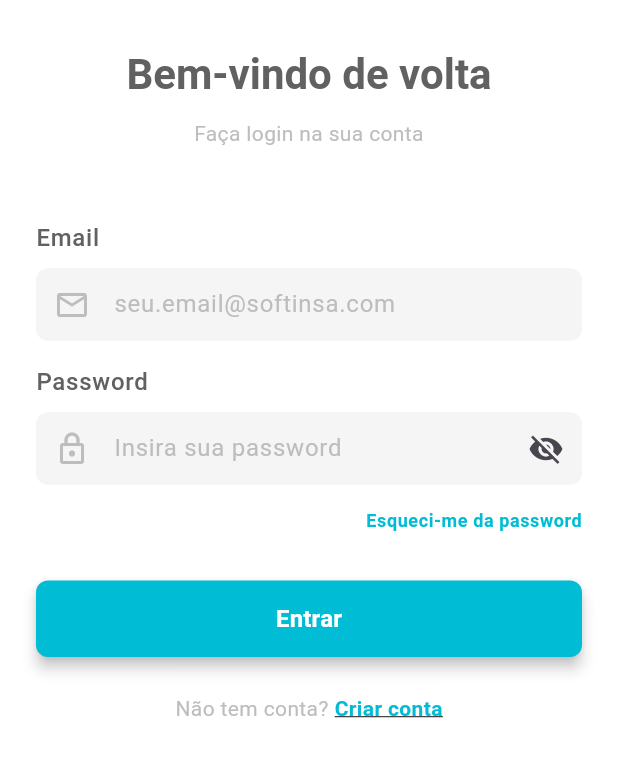
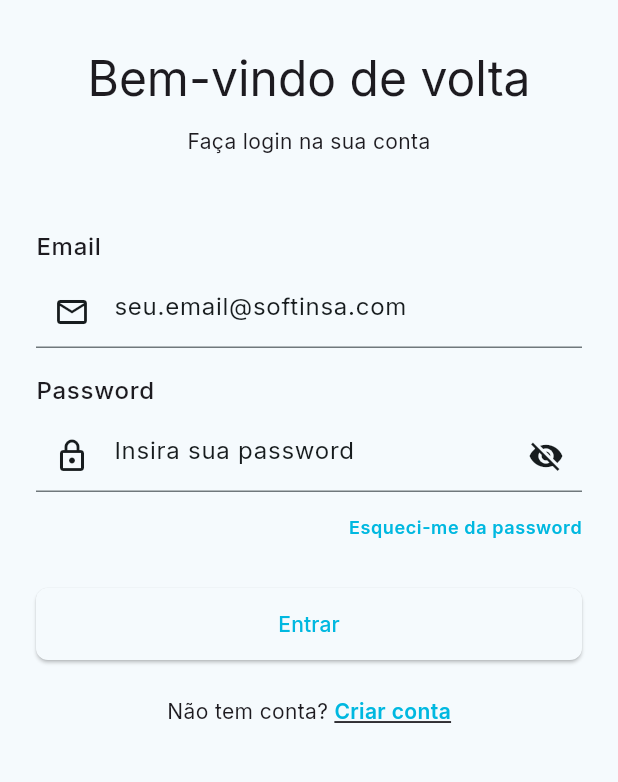
Before and after one commit to huger6/LEI-PINT, a Flutter app: the screen it shows after launch, on a phone screen of 412 x 824 dp, the part 186-968 px from its top. Run offline on Flutter 3.47's test engine with Material 3 defaults, Android fonts, the phone set to English and light mode, and no system bars; our stand-ins replace google_fonts.

Commit message:
Definição cores, estilos, fontes.

```diff
--- /dev/null
+++ b/Mobile/pint_mobile/lib/theme/app_colors.dart
@@ -0,0 +1,30 @@
+import 'package:flutter/material.dart';
+
+class AppColors {
+  // Cores Base (Extraídas do teu JSON)
+  static const Color primary = Color(0xFF00B8E0);
+  static const Color onPrimary = Color(0xFFFFFFFF);
+  static const Color primaryContainer = Color(0xFFB9EBF6);
+  static const Color onPrimaryContainer = Color(0xFF2F4B54);
+
+  static const Color secondary = Color(0xFF39639C);
+  static const Color onSecondary = Color(0xFFFFFFFF);
+  static const Color secondaryContainer = Color(0xFFCEE8F1);
+  static const Color onSecondaryContainer = Color(0xFF39639C);
+
+  static const Color error = Color(0xFFB3261E);
+  static const Color onError = Color(0xFFFFFFFF);
+  static const Color errorContainer = Color(0xFFF9DEDC);
+  static const Color onErrorContainer = Color(0xFF8C1D18);
+
+  static const Color background = Color(0xFFFDF7FF);
+  static const Color onBackground = Color(0xFF1D1B20);
+  static const Color surface = Color(0xFFF5FAFD);
+  static const Color onSurface = Color(0xFF171C1E);
+  static const Color outline = Color(0xFF70787C);
+
+  // Cores Semânticas / Custom (Adicionais no teu JSON)
+  static const Color success = Color(0xFF04CE00);
+  static const Color warning = Color(0xFFCFA600);
+  static const Color badgePremium = Color(0xFFFFCC00);
+}
--- a/Mobile/pint_mobile/lib/theme/app_theme.dart
+++ b/Mobile/pint_mobile/lib/theme/app_theme.dart
@@ -1,100 +1,40 @@
 import 'package:flutter/material.dart';
+import 'package:google_fonts/google_fonts.dart';
+import 'app_colors.dart';
 
 class AppTheme {
-  // Cores principais
-  static const Color primary = Color(0xFF00BCD4);
-  static const Color primaryDarkCyan = Color(0xFF0097A7);
-  static const Color white = Color(0xFFFFFFFF);
-  static const Color lightGray = Color(0xFFF5F5F5);
-  static const Color mediumGray = Color(0xFFBDBDBD);
-  static const Color darkGray = Color(0xFF616161);
-  static const Color errorRed = Color(0xFFE53935);
-  static const Color successGreen = Color(0xFF4CAF50);
-
-  // Modo claro
-  static ThemeData lightTheme = ThemeData(
-    useMaterial3: true,
-    brightness: Brightness.light,
-    primaryColor: primary,
-    scaffoldBackgroundColor: white,
-    appBarTheme: const AppBarTheme(
-      backgroundColor: white,
-      elevation: 0,
-      centerTitle: true,
-      titleTextStyle: TextStyle(
-        color: darkGray,
-        fontSize: 20,
-        fontWeight: FontWeight.bold,
+  static ThemeData get lightTheme {
+    return ThemeData(
+      useMaterial3: true,
+      colorScheme: const ColorScheme(
+        brightness: Brightness.light,
+        primary: AppColors.primary,
+        onPrimary: AppColors.onPrimary,
+        primaryContainer: AppColors.primaryContainer,
+        onPrimaryContainer: AppColors.onPrimaryContainer,
+        secondary: AppColors.secondary,
+        onSecondary: AppColors.onSecondary,
+        secondaryContainer: AppColors.secondaryContainer,
+        onSecondaryContainer: AppColors.onSecondaryContainer,
+        error: AppColors.error,
+        onError: AppColors.onError,
+        errorContainer: AppColors.errorContainer,
+        onErrorContainer: AppColors.onErrorContainer,
+        background: AppColors.background,
+        onBackground: AppColors.onBackground,
+        surface: AppColors.surface,
+        onSurface: AppColors.onSurface,
+        outline: AppColors.outline,
       ),
-      iconTheme: IconThemeData(color: darkGray),
-    ),
-    inputDecorationTheme: InputDecorationTheme(
-      filled: true,
-      fillColor: lightGray,
-      hintStyle: const TextStyle(color: mediumGray),
-      contentPadding: const EdgeInsets.symmetric(horizontal: 16, vertical: 12),
-      border: OutlineInputBorder(
-        borderRadius: BorderRadius.circular(8),
-        borderSide: const BorderSide(color: lightGray),
+      // Podes personalizar outros componentes aqui
+      appBarTheme: const AppBarTheme(
+        backgroundColor: AppColors.primary,
+        foregroundColor: AppColors.onPrimary,
+        elevation: 0,
       ),
-      enabledBorder: OutlineInputBorder(
-        borderRadius: BorderRadius.circular(8),
-        borderSide: const BorderSide(color: lightGray),
-      ),
-      focusedBorder: OutlineInputBorder(
-        borderRadius: BorderRadius.circular(8),
-        borderSide: const BorderSide(color: primary, width: 2),
-      ),
-      errorBorder: OutlineInputBorder(
-        borderRadius: BorderRadius.circular(8),
-        borderSide: const BorderSide(color: errorRed),
-      ),
-      focusedErrorBorder: OutlineInputBorder(
-        borderRadius: BorderRadius.circular(8),
-        borderSide: const BorderSide(color: errorRed, width: 2),
-      ),
-      prefixIconColor: WidgetStateColor.resolveWith((states) {
-        if (states.contains(WidgetState.focused)) {
-          return primary;
-        }
-        return mediumGray;
-      }),
-    ),
-    elevatedButtonTheme: ElevatedButtonThemeData(
-      style: ElevatedButton.styleFrom(
-        backgroundColor: primary,
-        foregroundColor: white,
-        padding: const EdgeInsets.symmetric(horizontal: 24, vertical: 14),
-        shape: RoundedRectangleBorder(
-          borderRadius: BorderRadius.circular(8),
-        ),
-        elevation: 4,
-      ),
-    ),
-    textTheme: const TextTheme(
-      headlineLarge: TextStyle(
-        color: darkGray,
-        fontSize: 28,
-        fontWeight: FontWeight.bold,
-      ),
-      headlineMedium: TextStyle(
-        color: darkGray,
-        fontSize: 22,
-        fontWeight: FontWeight.bold,
-      ),
-      bodyLarge: TextStyle(
-        color: darkGray,
-        fontSize: 16,
-      ),
-      bodyMedium: TextStyle(
-        color: mediumGray,
-        fontSize: 14,
-      ),
-      labelLarge: TextStyle(
-        color: white,
-        fontSize: 16,
-        fontWeight: FontWeight.w600,
-      ),
-    ),
-  );
+      textTheme: GoogleFonts.interTextTheme(
+        ThemeData.light().textTheme,
+      ), // TextTheme
+    );
+  }
 }
--- a/Mobile/pint_mobile/pubspec.yaml
+++ b/Mobile/pint_mobile/pubspec.yaml
@@ -34,6 +34,7 @@ dependencies:
   # The following adds the Cupertino Icons font to your application.
   # Use with the CupertinoIcons class for iOS style icons.
   cupertino_icons: ^1.0.8
+  google_fonts: ^8.0.2
 
 dev_dependencies:
   flutter_test:
```
Also changed, not shown: Mobile/pint_mobile/pubspec.lock, 1 other file.
